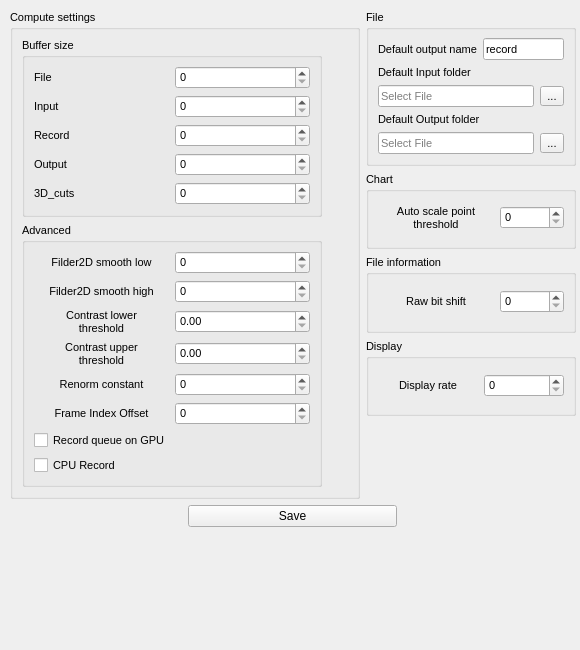
Qt form Holovibes/assets/ui/advancedsettingswindow.ui (DigitalHolography/Holovibes) before a commit.
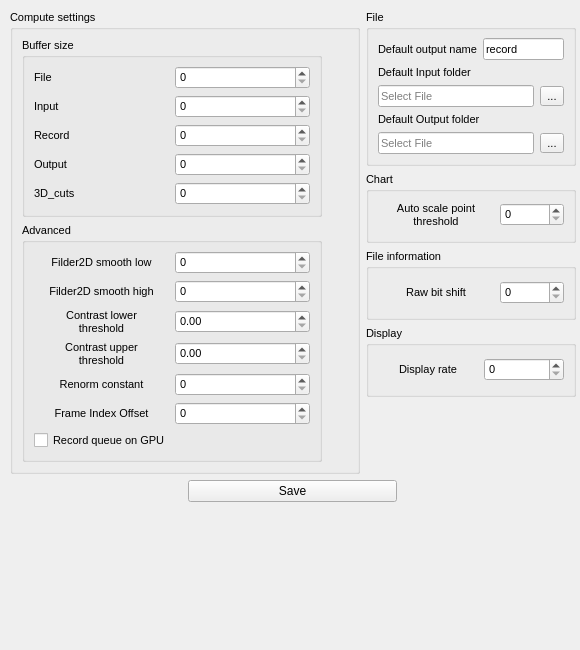
The same form after that commit. Custom widgets are drawn as their Qt base class.

Commit message: feat(cpu record): delete cpu record and fix moments

What changed in the file:
```diff
--- a/Holovibes/assets/ui/advancedsettingswindow.ui
+++ b/Holovibes/assets/ui/advancedsettingswindow.ui
@@ -595,22 +595,6 @@
                     </property>
                 </widget>
             </item>
-            <item row="8" column="0" colspan="2">
-                <widget class="QCheckBox" name="RecordDeviceCheckbox">
-                 <property name="enabled">
-                  <bool>true</bool>
-                 </property>
-                 <property name="styleSheet">
-                  <string notr="true"/>
-                 </property>
-                 <property name="text">
-                  <string>CPU Record</string>
-                 </property>
-                 <property name="checked">
-                  <bool>false</bool>
-                 </property>
-                </widget>
-               </item>
              <item row="3" column="1">
               <widget class="QDoubleSpinBox" name="ContrastLowerSpinBox">
                <property name="maximum">
```
The commit also changes 14 other files.
